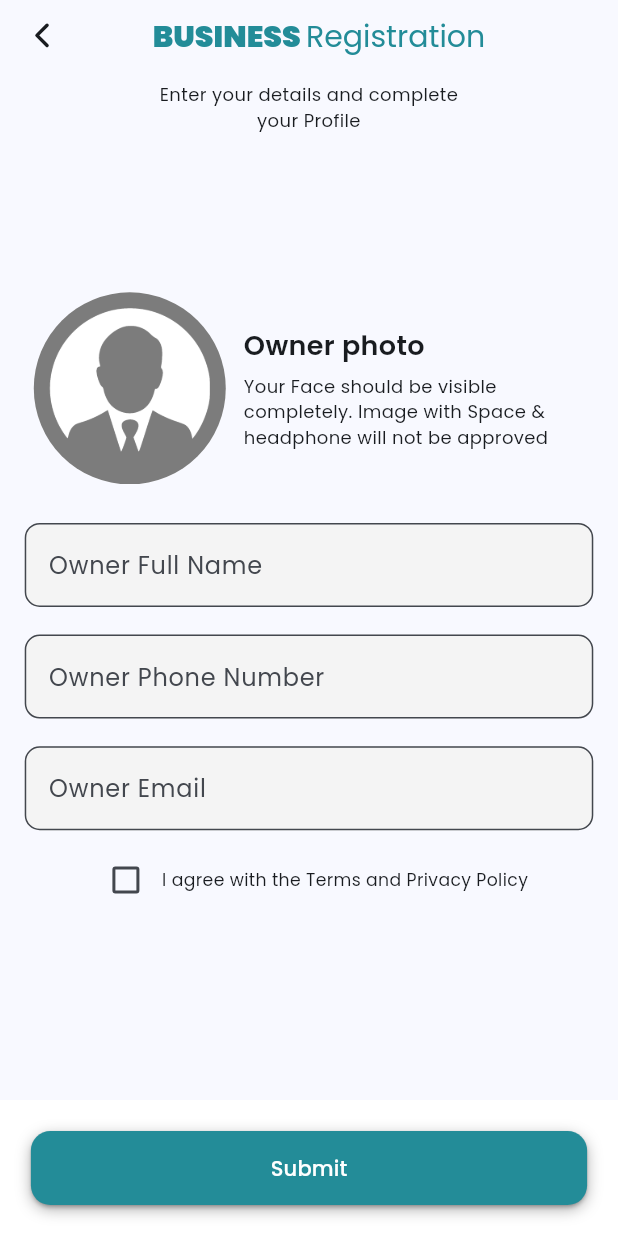
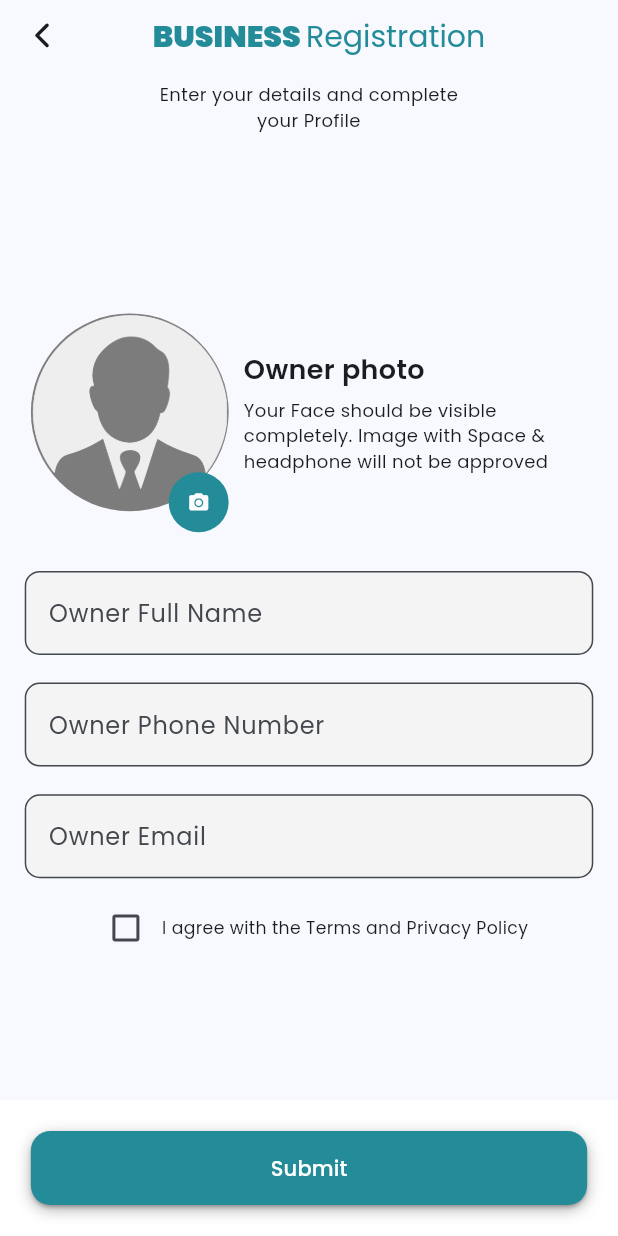
Before and after one commit to adhilfouzi/playtime_club, a Flutter app: the SignupOwnerDetailsScreen screen opened directly, on a phone screen of 412 x 824 dp. Run offline on Flutter 3.47's test engine with Material 3 defaults, Android fonts, the phone set to English and light mode, and no system bars; our stand-ins replace cloud_firestore, firebase_auth, firebase_core, firebase_storage, flutter_image_compress, flutter_spinkit and 6 more; accounts and stored records are empty.

Commit message:
owner profile widget modified

```diff
--- a/lib/view/onboarding/signup/screen/signup_owner_details/widget/owner_photo.dart
+++ b/lib/view/onboarding/signup/screen/signup_owner_details/widget/owner_photo.dart
@@ -1,5 +1,6 @@
 import 'package:flutter/material.dart';
 import 'package:get/get.dart';
+import '../../../../../../utils/const/colors.dart';
 import '../../../../../../utils/const/image_name.dart';
 import '../../../../../../view_model/course/usermodel_controller.dart';
 import '../../../../../../view_model/onboarding/signup/image_controller.dart';
@@ -30,8 +31,20 @@ class OwnerPhoto extends StatelessWidget {
                       userController.user.value.ownerPhoto.isNotEmpty
                           ? NetworkImage(userController.user.value.ownerPhoto)
                           : const AssetImage(profile) as ImageProvider,
-                  radius: 64.0,
-                  backgroundColor: Colors.white,
+                  radius: 80.0,
+                  backgroundColor: Colors.grey.shade200,
+                  child: const Align(
+                    alignment: Alignment.bottomRight,
+                    child: CircleAvatar(
+                      backgroundColor: CustomColor.mainColor,
+                      radius: 20.0,
+                      child: Icon(
+                        Icons.camera_alt,
+                        size: 15.0,
+                        color: Colors.white,
+                      ),
+                    ),
+                  ),
                 ),
               ),
             ),
```
